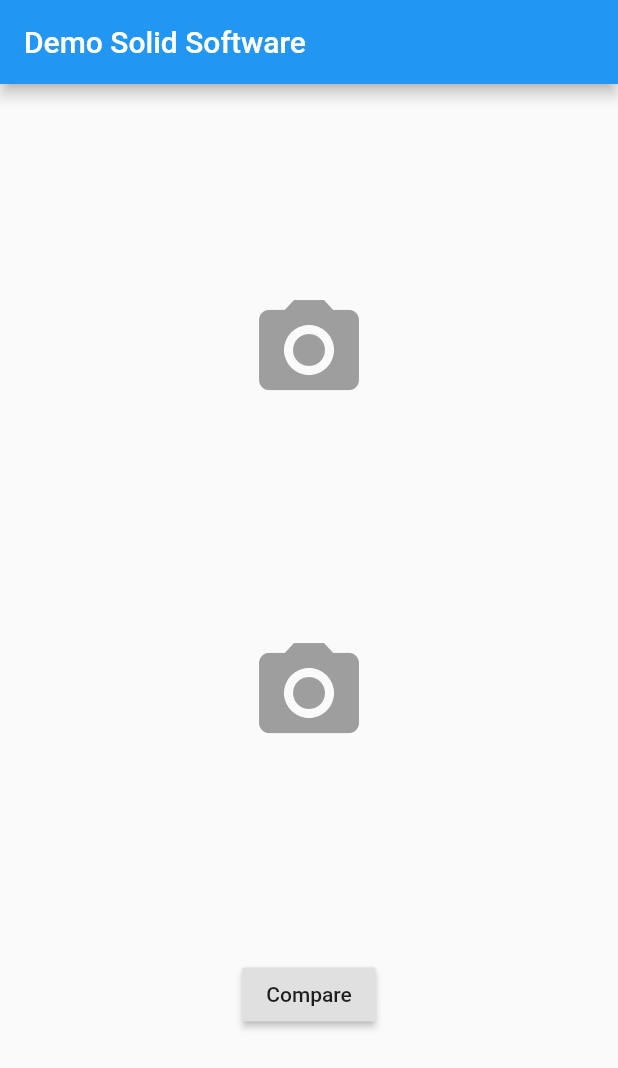
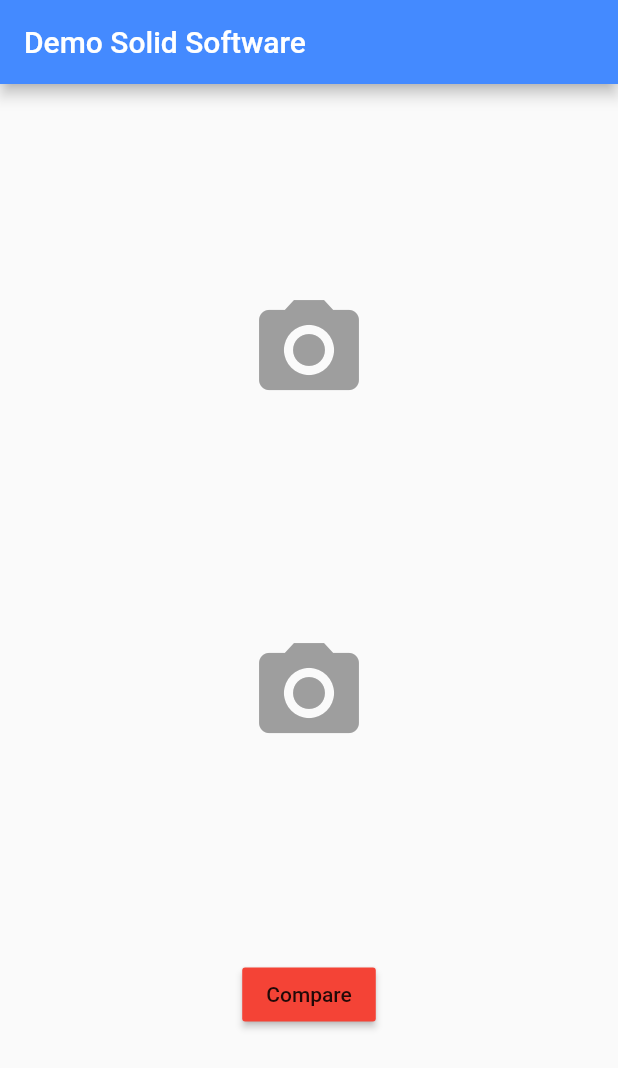
Before and after one commit to GrinUA/demoSolid, a Flutter app: the screen it shows after launch, on a phone screen of 412 x 824 dp. Shown: the top 1068 px of the screen. Run offline on Flutter 3.47's test engine with Material 2 defaults, Android fonts, the phone set to English and light mode, and no system bars; our stand-ins replace image_picker.

Commit message:
is used Theme.of for buttons colour

```diff
--- a/lib/main.dart
+++ b/lib/main.dart
@@ -7,9 +7,10 @@ class MyApp extends StatelessWidget {
   @override
   Widget build(BuildContext context) {
     return MaterialApp(
-      title: 'Demo Application By Yurii',
+      title: 'Demo Solid Software',
       theme: ThemeData(
-        primarySwatch: Colors.blue,
+        backgroundColor: Colors.blueAccent,
+        buttonColor: Colors.red,
       ),
       home: HomePage(),
     );
--- a/lib/pages/home/home.dart
+++ b/lib/pages/home/home.dart
@@ -30,6 +30,9 @@ class _HomePageState extends State<HomePage> {
     return Scaffold(
         key: _key,
         appBar: AppBar(
+          backgroundColor: Theme
+              .of(context)
+              .backgroundColor,
           title: Text('Demo Solid Software'),
         ),
         body: _body());
@@ -71,7 +74,12 @@ class _HomePageState extends State<HomePage> {
     return Padding(
         padding: EdgeInsets.only(bottom: 12),
         child: RaisedButton(
-          child: Text('Compare'),
+          color: Theme
+              .of(context)
+              .buttonColor,
+          child: Text(
+            'Compare',
+          ),
           onPressed: () => _compareImages(),
         ));
   }
--- a/lib/services/alert.dart
+++ b/lib/services/alert.dart
@@ -22,6 +22,9 @@ class AlertService {
           content: Image(image: image.toMemoryWidget()),
           actions: [
             FlatButton(
+              color: Theme
+                  .of(context)
+                  .buttonColor,
               child: Text('OK'),
               onPressed: () {
                 Navigator.pop(context);
```
